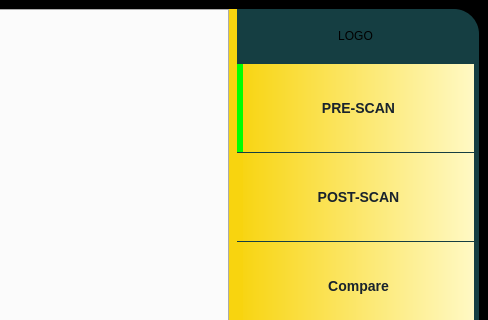
Before: the Qt Designer form qt5_ui/intelijet.ui in jacondv/intelijet_v2, drawn with Qt 5; both pictures show x 592 to 1080 and y 0 to 320 of the 1080 by 761 pixel window.
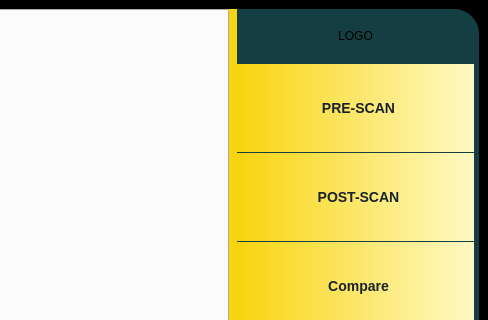
After: the same form once the commit is applied. Icons and pictures are not drawn.

Diff of the .ui file:
```diff
--- a/qt5_ui/intelijet.ui
+++ b/qt5_ui/intelijet.ui
@@ -131,9 +131,6 @@
 
 }
 
-QPushButton#btnPreScan {
-	border-left: 6px solid #00FF00;
-}
 
 
 
```
